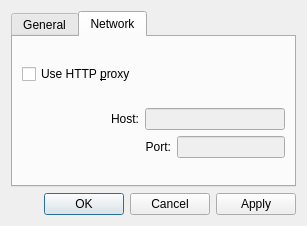
Before: the Qt Designer form ui/settings.ui in ayoy/qtwitter, drawn with Qt 5.
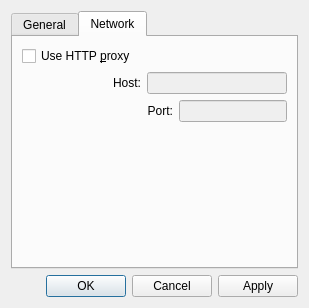
After: the same form once the commit is applied. The open tabs and pages were chosen to show the change.

Diff of the .ui file:
```diff
--- a/ui/settings.ui
+++ b/ui/settings.ui
@@ -6,8 +6,8 @@
    <rect>
     <x>0</x>
     <y>0</y>
-    <width>307</width>
-    <height>226</height>
+    <width>309</width>
+    <height>308</height>
    </rect>
   </property>
   <property name="sizePolicy">
@@ -155,8 +155,10 @@
       <attribute name="title">
        <string>Network</string>
       </attribute>
-      <layout class="QGridLayout" name="gridLayout_4">
-       <item row="0" column="0">
+      <layout class="QVBoxLayout" name="verticalLayout_2">
+       <item>
+        <layout class="QGridLayout" name="gridLayout_2">
+         <item row="0" column="0" colspan="3">
         <widget class="QCheckBox" name="proxyBox">
          <property name="text">
           <string>Use HTTP &amp;proxy</string>
@@ -164,8 +166,6 @@
         </widget>
        </item>
        <item row="1" column="0">
-        <layout class="QGridLayout" name="gridLayout_2">
-         <item row="0" column="0">
           <widget class="QLabel" name="hostLabel">
            <property name="text">
             <string>Host:</string>
@@ -175,7 +175,7 @@
            </property>
           </widget>
          </item>
-         <item row="0" column="1" colspan="2">
+         <item row="1" column="1" colspan="2">
           <widget class="QLineEdit" name="hostEdit">
            <property name="enabled">
             <bool>false</bool>
@@ -185,7 +185,7 @@
            </property>
           </widget>
          </item>
-         <item row="1" column="0">
+         <item row="2" column="0">
           <spacer name="horizontalSpacer">
            <property name="orientation">
             <enum>Qt::Horizontal</enum>
@@ -198,7 +198,7 @@
            </property>
           </spacer>
          </item>
-         <item row="1" column="1">
+         <item row="2" column="1">
           <widget class="QLabel" name="portLabel">
            <property name="text">
             <string>Port:</string>
@@ -208,7 +208,7 @@
            </property>
           </widget>
          </item>
-         <item row="1" column="2">
+         <item row="2" column="2">
           <widget class="QLineEdit" name="portEdit">
            <property name="enabled">
             <bool>false</bool>
@@ -226,6 +226,19 @@
          </item>
         </layout>
        </item>
+       <item>
+        <spacer name="verticalSpacer">
+         <property name="orientation">
+          <enum>Qt::Vertical</enum>
+         </property>
+         <property name="sizeHint" stdset="0">
+          <size>
+           <width>20</width>
+           <height>100</height>
+          </size>
+         </property>
+        </spacer>
+       </item>
       </layout>
      </widget>
     </widget>
```
Left out of the diff: 25 changed lines with no effect on the pictures. Lines whose indentation alone changed are shown as unchanged.
